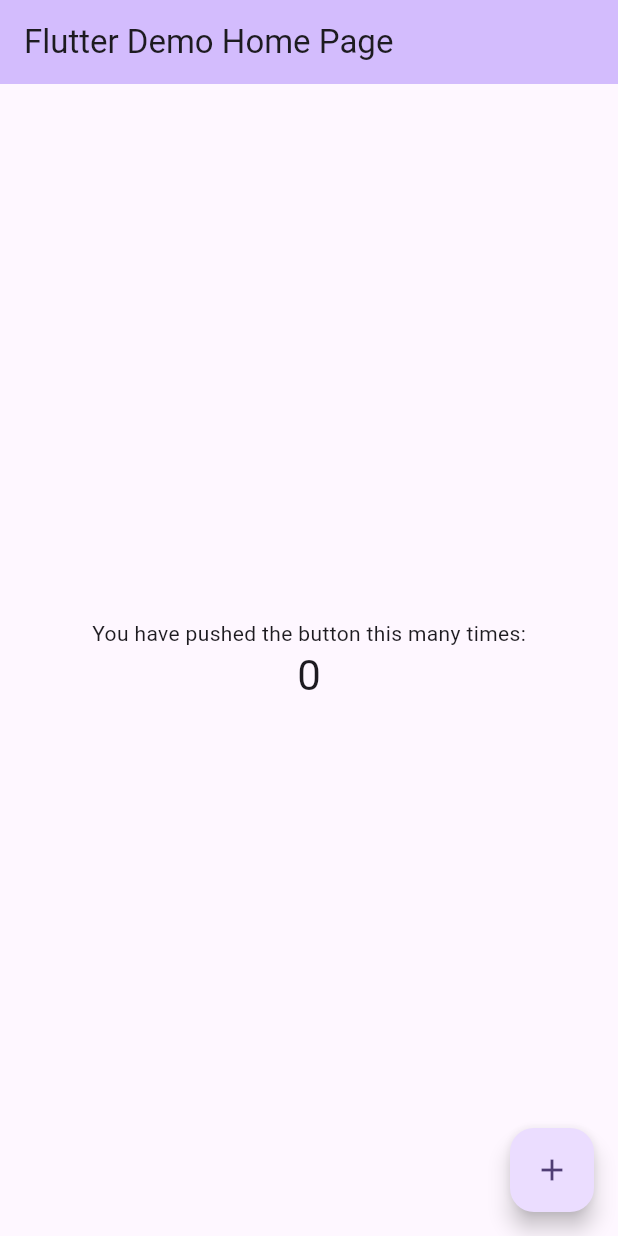
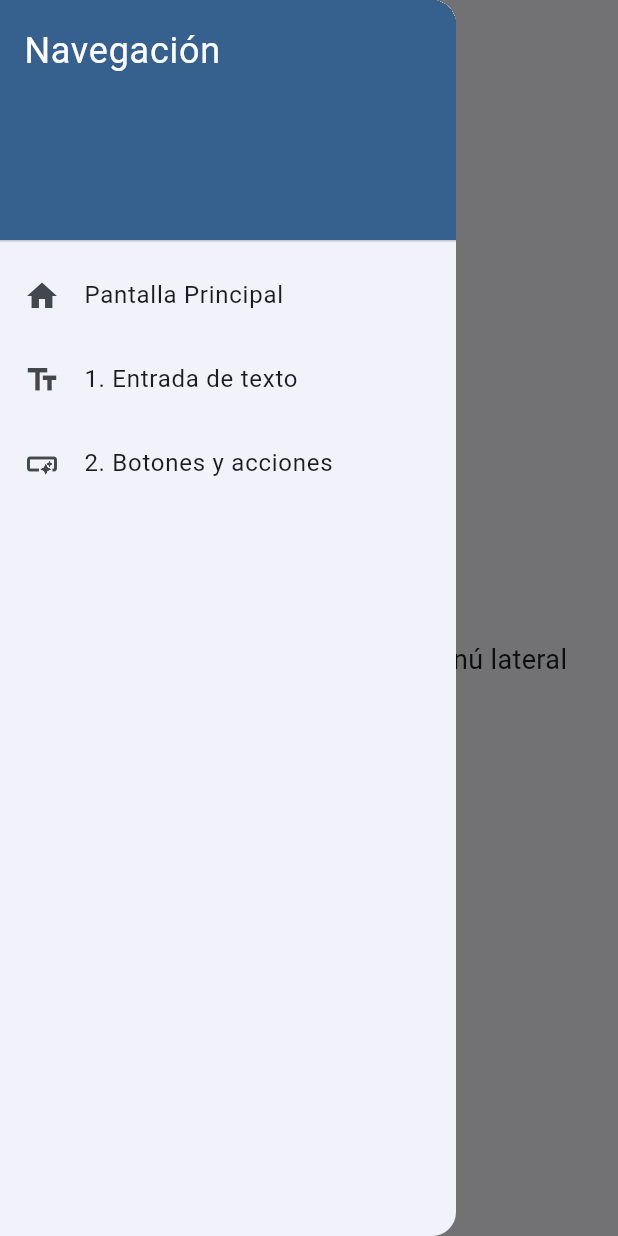
Before and after one commit to BrandonVel47/Catalogo-Interfaces, a Flutter app: the screen it shows after launch, with the side drawer open (before the commit the screen has no drawer), on a phone screen of 412 x 824 dp. Run offline on Flutter 3.47's test engine with Material 3 defaults, Android fonts, the light colour scheme and no system bars.

Commit message:
Navegación base, Sección 1 y Sección 2 de Flutter completada

```diff
--- a/flutter/lib/main.dart
+++ b/flutter/lib/main.dart
@@ -1,122 +1,82 @@
 import 'package:flutter/material.dart';
+import 'screens/section1_screen.dart';
+import 'screens/section2_screen.dart';
 
-void main() {
-  runApp(const MyApp());
-}
+void main() => runApp(const MyApp());
 
 class MyApp extends StatelessWidget {
   const MyApp({super.key});
 
-  // This widget is the root of your application.
   @override
   Widget build(BuildContext context) {
     return MaterialApp(
-      title: 'Flutter Demo',
+      title: 'Catálogo UI - Flutter',
+      // Configuración de tema claro y oscuro automático
       theme: ThemeData(
-        // This is the theme of your application.
-        //
-        // TRY THIS: Try running your application with "flutter run". You'll see
-        // the application has a purple toolbar. Then, without quitting the app,
-        // try changing the seedColor in the colorScheme below to Colors.green
-        // and then invoke "hot reload" (save your changes or press the "hot
-        // reload" button in a Flutter-supported IDE, or press "r" if you used
-        // the command line to start the app).
-        //
-        // Notice that the counter didn't reset back to zero; the application
-        // state is not lost during the reload. To reset the state, use hot
-        // restart instead.
-        //
-        // This works for code too, not just values: Most code changes can be
-        // tested with just a hot reload.
-        colorScheme: ColorScheme.fromSeed(seedColor: Colors.deepPurple),
+        colorScheme: ColorScheme.fromSeed(seedColor: Colors.blue),
+        useMaterial3: true,
       ),
-      home: const MyHomePage(title: 'Flutter Demo Home Page'),
+      darkTheme: ThemeData(
+        colorScheme: ColorScheme.fromSeed(seedColor: Colors.blue, brightness: Brightness.dark),
+        useMaterial3: true,
+      ),
+      themeMode: ThemeMode.system,
+      home: const HomeScreen(),
+      debugShowCheckedModeBanner: false,
     );
   }
 }
 
-class MyHomePage extends StatefulWidget {
-  const MyHomePage({super.key, required this.title});
-
-  // This widget is the home page of your application. It is stateful, meaning
-  // that it has a State object (defined below) that contains fields that affect
-  // how it looks.
-
-  // This class is the configuration for the state. It holds the values (in this
-  // case the title) provided by the parent (in this case the App widget) and
-  // used by the build method of the State. Fields in a Widget subclass are
-  // always marked "final".
-
-  final String title;
-
-  @override
-  State<MyHomePage> createState() => _MyHomePageState();
-}
-
-class _MyHomePageState extends State<MyHomePage> {
-  int _counter = 0;
-
-  void _incrementCounter() {
-    setState(() {
-      // This call to setState tells the Flutter framework that something has
-      // changed in this State, which causes it to rerun the build method below
-      // so that the display can reflect the updated values. If we changed
-      // _counter without calling setState(), then the build method would not be
-      // called again, and so nothing would appear to happen.
-      _counter++;
-    });
-  }
+class HomeScreen extends StatelessWidget {
+  const HomeScreen({super.key});
 
   @override
   Widget build(BuildContext context) {
-    // This method is rerun every time setState is called, for instance as done
-    // by the _incrementCounter method above.
-    //
-    // The Flutter framework has been optimized to make rerunning build methods
-    // fast, so that you can just rebuild anything that needs updating rather
-    // than having to individually change instances of widgets.
     return Scaffold(
-      appBar: AppBar(
-        // TRY THIS: Try changing the color here to a specific color (to
-        // Colors.amber, perhaps?) and trigger a hot reload to see the AppBar
-        // change color while the other colors stay the same.
-        backgroundColor: Theme.of(context).colorScheme.inversePrimary,
-        // Here we take the value from the MyHomePage object that was created by
-        // the App.build method, and use it to set our appbar title.
-        title: Text(widget.title),
-      ),
-      body: Center(
-        // Center is a layout widget. It takes a single child and positions it
-        // in the middle of the parent.
-        child: Column(
-          // Column is also a layout widget. It takes a list of children and
-          // arranges them vertically. By default, it sizes itself to fit its
-          // children horizontally, and tries to be as tall as its parent.
-          //
-          // Column has various properties to control how it sizes itself and
-          // how it positions its children. Here we use mainAxisAlignment to
-          // center the children vertically; the main axis here is the vertical
-          // axis because Columns are vertical (the cross axis would be
-          // horizontal).
-          //
-          // TRY THIS: Invoke "debug painting" (choose the "Toggle Debug Paint"
-          // action in the IDE, or press "p" in the console), to see the
-          // wireframe for each widget.
-          mainAxisAlignment: MainAxisAlignment.center,
-          children: <Widget>[
-            const Text('You have pushed the button this many times:'),
-            Text(
-              '$_counter',
-              style: Theme.of(context).textTheme.headlineMedium,
-            ),
-          ],
+      appBar: AppBar(title: const Text('Catálogo de UI - Flutter')),
+      drawer: const AppDrawer(),
+      body: const Center(
+        child: Text(
+          'Selecciona una sección en el menú lateral',
+          style: TextStyle(fontSize: 18),
         ),
       ),
-      floatingActionButton: FloatingActionButton(
-        onPressed: _incrementCounter,
-        tooltip: 'Increment',
-        child: const Icon(Icons.add),
-      ), // This trailing comma makes auto-formatting nicer for build methods.
     );
   }
 }
+
+// Menú lateral reutilizable
+class AppDrawer extends StatelessWidget {
+  const AppDrawer({super.key});
+
+  @override
+  Widget build(BuildContext context) {
+    return Drawer(
+      child: ListView(
+        padding: EdgeInsets.zero,
+        children: [
+          DrawerHeader(
+            decoration: BoxDecoration(color: Theme.of(context).colorScheme.primary),
+            child: const Text('Navegación', style: TextStyle(color: Colors.white, fontSize: 24)),
+          ),
+          ListTile(
+            leading: const Icon(Icons.home),
+            title: const Text('Pantalla Principal'),
+            onTap: () => Navigator.pushReplacement(context, MaterialPageRoute(builder: (_) => const HomeScreen())),
+          ),
+          ListTile(
+            leading: const Icon(Icons.text_fields),
+            title: const Text('1. Entrada de texto'),
+            onTap: () => Navigator.pushReplacement(context, MaterialPageRoute(builder: (_) => const Section1Screen())),
+          ),
+          ListTile(
+            leading: const Icon(Icons.smart_button),
+            title: const Text('2. Botones y acciones'),
+            onTap: () => Navigator.pushReplacement(context, MaterialPageRoute(builder: (_) => const Section2Screen())),
+          ),
+
+        ],
+      ),
+    );
+  }
+}
```
Also changed, not shown: flutter/lib/screens/section1_screen.dart (added, +122 -0 lines), flutter/lib/screens/section2_screen.dart (added, +136 -0 lines), docs/Pantalla_principal_3.png (added), docs/Seccion_3.1.png (added), docs/Seccion_3.2.png (added).
